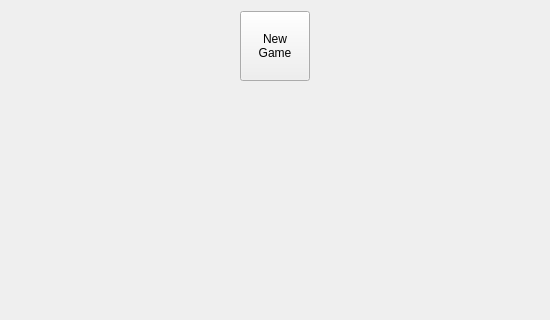
This is frontEND/minesweeper.ui in FrogCpp/SaperYandex as Qt 5 draws it before an edit; both pictures show x 0 to 550 and y 0 to 320 of the 550 by 592 pixel window. The edited form follows.
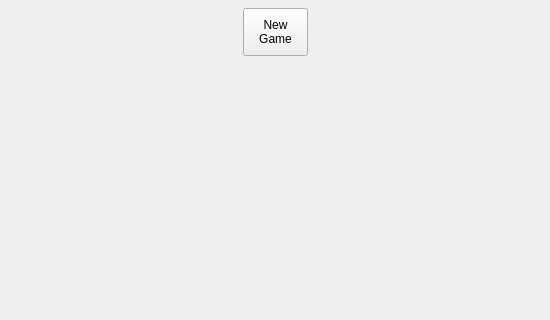
This is the edited form.

Patch:
```diff
--- a/frontEND/minesweeper.ui
+++ b/frontEND/minesweeper.ui
@@ -13,27 +13,26 @@
   <property name="windowTitle">
    <string>Form</string>
   </property>
-  <layout class="QGridLayout" name="gridLayout">
-   <item row="1" column="0" colspan="3">
     <widget class="QWidget" name="game_board" native="true">
+   <property name="geometry">
+    <rect>
+     <x>12</x>
+     <y>84</y>
+     <width>24</width>
+     <height>24</height>
+    </rect>
+   </property>
      <layout class="QGridLayout" name="gridLayout_2"/>
     </widget>
-   </item>
-   <item row="0" column="0">
-    <spacer name="horizontalSpacer">
-     <property name="orientation">
-      <enum>Qt::Orientation::Horizontal</enum>
-     </property>
-     <property name="sizeHint" stdset="0">
-      <size>
-       <width>40</width>
-       <height>20</height>
-      </size>
-     </property>
-    </spacer>
-   </item>
-   <item row="0" column="1">
     <widget class="QPushButton" name="pushButton">
+   <property name="geometry">
+    <rect>
+     <x>243</x>
+     <y>8</y>
+     <width>65</width>
+     <height>48</height>
+    </rect>
+   </property>
      <property name="maximumSize">
       <size>
        <width>70</width>
@@ -51,21 +50,6 @@
 Game</string>
      </property>
     </widget>
-   </item>
-   <item row="0" column="2">
-    <spacer name="horizontalSpacer_2">
-     <property name="orientation">
-      <enum>Qt::Orientation::Horizontal</enum>
-     </property>
-     <property name="sizeHint" stdset="0">
-      <size>
-       <width>40</width>
-       <height>20</height>
-      </size>
-     </property>
-    </spacer>
-   </item>
-  </layout>
  </widget>
  <resources/>
  <connections/>
```
Lines whose indentation alone changed are shown as unchanged.
